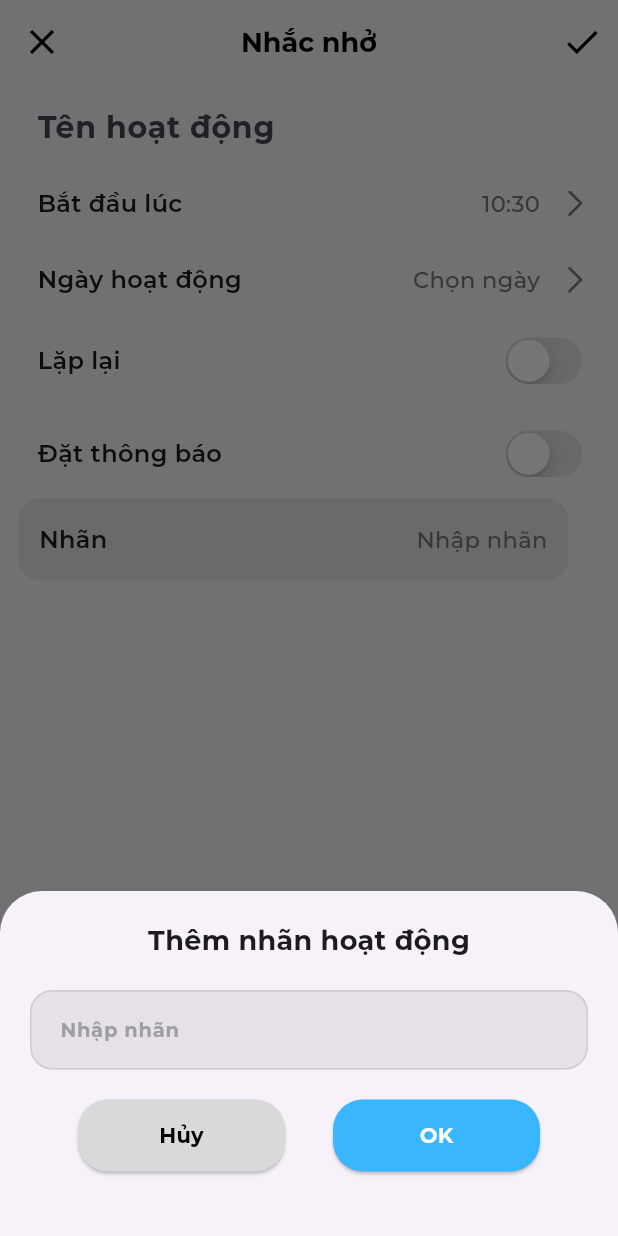
After one commit to anhtu193/careOn, a Flutter app: the AddReminderPage screen opened directly, after a tap on "Nhãn", on a phone screen of 412 x 824 dp. The commit adds this screen. Run offline on Flutter 3.47's test engine with Material 3 defaults, Android fonts, the phone set to English and light mode, and no system bars; our stand-ins replace cloud_firestore, firebase_auth, firebase_core, google_nav_bar, shared_preferences; missing offline and left inert: dart:ffi, dialog_flowtter; accounts and stored records are empty; network calls fail; project files that could hold a hidden picture were left out.

Commit message:
add reminder to firestore

```diff
--- /dev/null
+++ b/lib/components/bottom_sheet_data.dart
@@ -0,0 +1,9 @@
+class BottomSheetData {
+  late void Function(String) updateTextSelectedDays;
+  late void Function(List<bool>) updateSelectedDays;
+
+  BottomSheetData({
+    required this.updateTextSelectedDays,
+    required this.updateSelectedDays,
+  });
+}
--- /dev/null
+++ b/lib/components/description_data.dart
@@ -0,0 +1,7 @@
+class DescriptionData {
+  late void Function(String) updateDescription;
+
+  DescriptionData({
+    required this.updateDescription,
+  });
+}
--- a/lib/components/textfield.dart
+++ b/lib/components/textfield.dart
@@ -17,7 +17,7 @@ class MyTextField extends StatelessWidget {
   Widget build(BuildContext context) {
     return TextField(
       style: TextStyle(
-          fontSize: 13, fontFamily: 'Montserrat', fontWeight: FontWeight.w700),
+          fontSize: 14, fontFamily: 'Montserrat', fontWeight: FontWeight.w700),
       controller: controller,
       obscureText: obscureText,
       keyboardType: inputType,
--- /dev/null
+++ b/lib/models/reminder_model.dart
@@ -0,0 +1,35 @@
+import 'package:flutter/material.dart';
+
+class Reminder {
+  final String reminderId;
+  final String userId;
+  final String title;
+  final String description;
+  final String timeStart;
+  final String reminderOn;
+  final bool onRepeat;
+  final bool needAlarm;
+
+  Reminder(
+      {required this.reminderId,
+      required this.userId,
+      required this.title,
+      required this.description,
+      required this.timeStart,
+      required this.reminderOn,
+      required this.onRepeat,
+      required this.needAlarm});
+
+  Map<String, dynamic> toMap() {
+    return {
+      'reminderId': reminderId,
+      'userId': userId,
+      'title': title,
+      'description': description,
+      'timeStart': timeStart,
+      'reminderOn': reminderOn,
+      'onRepeat': onRepeat,
+      'needAlarm': needAlarm,
+    };
+  }
+}
--- a/lib/pages/add_note_page.dart
+++ b/lib/pages/add_note_page.dart
@@ -126,7 +126,7 @@ class _AddNotePageState extends State<AddNotePage> {
     });
   }
 
-  void _confirmDeleteBudget(BuildContext context) {
+  void _confirmDeleteNote(BuildContext context) {
     showDialog(
       context: context,
       builder: (BuildContext context) {
@@ -185,7 +185,7 @@ class _AddNotePageState extends State<AddNotePage> {
               ? SizedBox()
               : IconButton(
                   onPressed: () {
-                    _confirmDeleteBudget(context);
+                    _confirmDeleteNote(context);
                   },
                   icon: Icon(Icons.delete)),
           IconButton(
--- /dev/null
+++ b/lib/pages/add_reminder_page.dart
@@ -0,0 +1,565 @@
+import 'package:care_on/components/bottom_sheet_data.dart';
+import 'package:care_on/components/description_data.dart';
+import 'package:care_on/components/textfield.dart';
+import 'package:care_on/models/reminder_model.dart';
+import 'package:cloud_firestore/cloud_firestore.dart';
+import 'package:firebase_auth/firebase_auth.dart';
+import 'package:flutter/cupertino.dart';
+import 'package:flutter/material.dart';
+
+class AddReminderPage extends StatefulWidget {
+  Reminder? existedReminder;
+  AddReminderPage({super.key});
+  AddReminderPage.existed(Reminder reminder, {super.key}) {
+    existedReminder = reminder;
+  }
+
+  @override
+  State<AddReminderPage> createState() => _AddReminderPageState();
+}
+
+class _AddReminderPageState extends State<AddReminderPage> {
+  final titleController = TextEditingController();
+  final descriptionController = TextEditingController();
+  TimeOfDay selectedTime = TimeOfDay.now();
+  String time = "";
+  String textSelectedDays = "Chọn ngày";
+  String description = "Nhập nhãn";
+  bool needAlarm = false;
+  bool isSwitched = false;
+  bool repeatSwitched = false;
+  bool onRepeat = false;
+  List<String> daysOfWeekFull = [
+    "Thứ 2",
+    "Thứ 3",
+    "Thứ 4",
+    "Thứ 5",
+    "Thứ 6",
+    "Thứ 7",
+    "Chủ nhật"
+  ];
+  List<String> daysOfWeek = [
+    "Th 2",
+    "Th 3",
+    "Th 4",
+    "Th 5",
+    "Th 6",
+    "Th 7",
+    "CN"
+  ];
+  List<bool> selectedDays = List.filled(7, false);
+
+  void _showBottomSheet(BuildContext context) {
+    BottomSheetData bottomSheetData = BottomSheetData(
+      updateTextSelectedDays: (String newText) {
+        setState(() {
+          textSelectedDays = newText;
+        });
+      },
+      updateSelectedDays: (List<bool> newSelectedDays) {
+        setState(() {
+          selectedDays = newSelectedDays;
+        });
+      },
+    );
+    showModalBottomSheet(
+      context: context,
+      builder: (BuildContext context) {
+        return StatefulBuilder(
+          builder: (context, setState) {
+            return Container(
+              height: MediaQuery.of(context).size.height * 0.6,
+              child: Column(
+                children: [
+                  Expanded(
+                    child: ListView.builder(
+                      itemCount: daysOfWeek.length,
+                      itemBuilder: (context, index) {
+                        return CheckboxListTile(
+                          title: Padding(
+                            padding: EdgeInsets.only(left: 15.0),
+                            child: Text(
+                              daysOfWeekFull[index],
+                              style: TextStyle(fontWeight: FontWeight.w600),
+                            ),
+                          ),
+                          value: selectedDays[index],
+                          onChanged: (bool? value) {
+                            setState(() {
+                              selectedDays[index] = value!;
+                              // Gọi hàm callback để cập nhật trạng thái từ bên ngoài
+                              bottomSheetData.updateSelectedDays(selectedDays);
+                            });
+                          },
+                        );
+                      },
+                    ),
+                  ),
+                  Padding(
+                    padding: const EdgeInsets.only(bottom: 10, top: 10),
+                    child: Row(
+                      mainAxisAlignment: MainAxisAlignment.spaceEvenly,
+                      children: [
+                        ElevatedButton(
+                          style: ElevatedButton.styleFrom(
+                              backgroundColor: Color(0xffD9D9D9),
+                              fixedSize: Size(138, 48),
+                              shape: RoundedRectangleBorder(
+                                  borderRadius: BorderRadius.circular(20))),
+                          onPressed: () {
+                            Navigator.pop(
+                                context); // Đóng bottom sheet khi nhấn Cancel
+                          },
+                          child: Text(
+                            'Hủy',
+                            style: TextStyle(
+                                color: Colors.grey.shade700,
+                                fontWeight: FontWeight.w700),
+                          ),
+                        ),
+                        ElevatedButton(
+                          style: ElevatedButton.styleFrom(
+                              backgroundColor: Color(0xff3AB5FF),
+                              fixedSize: Size(138, 48),
+                              shape: RoundedRectangleBorder(
+                                  borderRadius: BorderRadius.circular(20))),
+                          onPressed: () {
+                            // Xử lý khi nhấn OK
+                            String selectedDaysText = "";
+                            for (int i = 0; i < selectedDays.length; i++) {
+                              if (selectedDays[i]) {
+                                selectedDaysText += daysOfWeek[i] + ", ";
+                              }
+                            }
+                            selectedDaysText = selectedDaysText.isNotEmpty
+                                ? selectedDaysText.substring(
+                                    0, selectedDaysText.length - 2)
+                                : "Chọn ngày";
+
+                            setState(() {
+                              bottomSheetData
+                                  .updateTextSelectedDays(selectedDaysText);
+                            });
+                            Navigator.pop(
+                                context); // Đóng bottom sheet sau khi chọn xong
+                          },
+                          child: Text(
+                            'OK',
+                            style: TextStyle(
+                                color: Colors.white,
+                                fontWeight: FontWeight.w700),
+                          ),
+                        ),
+                      ],
+                    ),
+                  ),
+                ],
+              ),
+            );
+          },
+        );
+      },
+    );
+  }
+
+  void _showLabelBottomSheet(BuildContext context) {
+    DescriptionData descriptionData = DescriptionData(
+      updateDescription: (String newText) {
+        setState(() {
+          description = newText;
+        });
+      },
+    );
+
+    showModalBottomSheet(
+      context: context,
+      builder: (BuildContext context) {
+        return StatefulBuilder(
+          builder: (context, setState) {
+            return SingleChildScrollView(
+              padding: EdgeInsets.only(
+                bottom: MediaQuery.of(context).viewInsets.bottom,
+              ),
+              child: Container(
+                padding: EdgeInsets.all(20),
+                height: 230,
+                child: Column(
+                  crossAxisAlignment: CrossAxisAlignment.start,
+                  children: [
+                    Center(
+                      child: Text(
+                        'Thêm nhãn hoạt động',
+                        style: TextStyle(
+                          fontSize: 18,
+                          fontWeight: FontWeight.bold,
+                        ),
+                      ),
+                    ),
+                    SizedBox(height: 20),
+                    MyTextField(
+                        controller: descriptionController,
+                        hintText: "Nhập nhãn",
+                        obscureText: false,
+                        inputType: TextInputType.text),
+                    SizedBox(height: 20),
+                    Row(
+                      mainAxisAlignment: MainAxisAlignment.spaceEvenly,
+                      children: [
+                        ElevatedButton(
+                          style: ElevatedButton.styleFrom(
+                              backgroundColor: Color(0xffD9D9D9),
+                              fixedSize: Size(138, 48),
+                              shape: RoundedRectangleBorder(
+                                  borderRadius: BorderRadius.circular(20))),
+                          onPressed: () {
+                            Navigator.pop(
+                                context); // Đóng bottom sheet khi nhấn Cancel
+                          },
+                          child: Text(
+                            'Hủy',
+                            style: TextStyle(
+                                color: Colors.black,
+                                fontWeight: FontWeight.w700),
+                          ),
+                        ),
+                        ElevatedButton(
+                          style: ElevatedButton.styleFrom(
+                              backgroundColor: Color(0xff3AB5FF),
+                              fixedSize: Size(138, 48),
+                              shape: RoundedRectangleBorder(
+                                  borderRadius: BorderRadius.circular(20))),
+                          onPressed: () {
+                            setState(() {
+                              descriptionData.updateDescription(
+                                  descriptionController.text.isEmpty
+                                      ? "Nhập nhãn"
+                                      : descriptionController.text);
+                            });
+                            Navigator.pop(
+                                context); // Đóng bottom sheet khi nhấn OK
+                          },
+                          child: Text(
+                            'OK',
+                            style: TextStyle(
+                                color: Colors.white,
+                                fontWeight: FontWeight.w700),
+                          ),
+                        ),
+                      ],
+                    ),
+                  ],
+                ),
+              ),
+            );
+          },
+        );
+      },
+    );
+  }
+
+  @override
+  void initState() {
+    // TODO: implement initState
+    super.initState();
+    selectedTime = TimeOfDay.now();
+    time =
+        "${selectedTime.hour.toString().padLeft(2, '0')}:${selectedTime.minute.toString().padLeft(2, '0')}";
+  }
+
+  void updateReminderToFirestore() {
+    if (titleController.value.text.isEmpty) {
+      ScaffoldMessenger.of(context).showSnackBar(
+        SnackBar(
+          content: Text(
+            'Vui lòng nhập tên hoạt động nhắc nhở!',
+            style: TextStyle(
+                fontFamily: 'Montserrat',
+                fontWeight: FontWeight.w500,
+                fontSize: 16),
+          ),
+          duration: Duration(seconds: 2), // Thời gian hiển thị SnackBar
+        ),
+      );
+    } else {
+      if (textSelectedDays == "Chọn ngày") {
+        SnackBar(
+          content: Text(
+            'Vui lòng chọn ngày hoạt động!',
+            style: TextStyle(
+                fontFamily: 'Montserrat',
+                fontWeight: FontWeight.w500,
+                fontSize: 16),
+          ),
+          duration: Duration(seconds: 2), // Thời gian hiển thị SnackBar
+        );
+      } else {
+        String userId = FirebaseAuth.instance.currentUser!.uid;
+        String? reminderId;
+        if (widget.existedReminder == null) {
+          reminderId = FirebaseFirestore.instance.collection('notes').doc().id;
+        } else {
+          reminderId = widget.existedReminder!.reminderId;
+        }
+
+        Reminder newReminder = Reminder(
+            title: titleController.text,
+            description: description == "Nhập nhãn" ? "" : description,
+            needAlarm: needAlarm,
+            onRepeat: onRepeat,
+            reminderId: reminderId,
+            reminderOn: textSelectedDays,
+            timeStart: time,
+            userId: userId);
+
+        FirebaseFirestore.instance
+            .collection('reminders')
+            .doc(reminderId)
+            .set(newReminder.toMap())
+            .then((value) {
+          print("Nhắc nhở đã được cập nhật với ID: $reminderId");
+          Navigator.pop(context);
+        }).catchError((error) {
+          print("Lỗi khi cập nhật nhắc nhở: $error");
+        });
+        Navigator.pop(context);
+      }
+    }
+  }
+
+  @override
+  Widget build(BuildContext context) {
+    return SafeArea(
+        child: Scaffold(
+      backgroundColor: Color(0xffF4F6FB),
+      appBar: AppBar(
+        elevation: 0,
+        centerTitle: true,
+        backgroundColor: Color(0xffF4F6FB),
+        title: Text(
+          "Nhắc nhở",
+          style: TextStyle(
+              fontSize: 18, fontWeight: FontWeight.bold, color: Colors.black),
+        ),
+        iconTheme: IconThemeData(size: 28, color: Colors.black),
+        leading: IconButton(
+          onPressed: () {
+            Navigator.pop(context);
+          },
+          icon: Icon(Icons.close),
+        ),
+        actions: [
+          widget.existedReminder == null
+              ? SizedBox()
+              : IconButton(
+                  onPressed: () {
+                    // _confirmDeleteBudget(context);
+                  },
+                  icon: Icon(Icons.delete)),
+          IconButton(
+              onPressed: () {
+                updateReminderToFirestore();
+              },
+              icon: Icon(Icons.check))
+        ],
+      ),
+      body: Column(
+        crossAxisAlignment: CrossAxisAlignment.start,
+        children: [
+          Padding(
+            padding: const EdgeInsets.only(top: 5, left: 25),
+            child: TextField(
+              maxLines: null,
+              controller: titleController,
+              style: TextStyle(fontSize: 20, fontWeight: FontWeight.w700),
+              decoration: InputDecoration(
+                  border: InputBorder.none, hintText: "Tên hoạt động"),
+            ),
+          ),
+          Padding(
+            padding: const EdgeInsets.only(top: 15, left: 25),
+            child: Row(
+              children: [
+                Text(
+                  "Bắt đầu lúc",
+                  style: TextStyle(fontSize: 16, fontWeight: FontWeight.w600),
+                ),
+                Spacer(),
+                GestureDetector(
+                  onTap: () async {
+                    final TimeOfDay? timeOfDay = await showTimePicker(
+                        context: context,
+                        initialTime: selectedTime,
+                        initialEntryMode: TimePickerEntryMode.dial);
+                    if (timeOfDay != null) {
+                      setState(() {
+                        selectedTime = timeOfDay;
+                        time =
+                            "${selectedTime.hour.toString().padLeft(2, '0')}:${selectedTime.minute.toString().padLeft(2, '0')}";
+                      });
+                    }
+                  },
+                  child: Row(
+                    children: [
+                      Padding(
+                        padding: const EdgeInsets.only(right: 15),
+                        child: Text(
+                          time,
+                          style: TextStyle(
+                              fontSize: 15,
+                              fontWeight: FontWeight.w500,
+                              color: Color(0xff777777)),
+                        ),
+                      ),
+                      Padding(
+                        padding: const EdgeInsets.only(right: 20),
+                        child: SizedBox(
+                          height: 17,
+                          width: 17,
+                          child: Image.asset("lib/images/goto.png"),
+                        ),
+                      ),
+                    ],
+                  ),
+                )
+              ],
+            ),
+          ),
+          Padding(
+            padding: const EdgeInsets.only(top: 28, left: 25),
+            child: Row(
+              children: [
+                Text(
+                  "Ngày hoạt động",
+                  style: TextStyle(fontSize: 16, fontWeight: FontWeight.w600),
+                ),
+                Spacer(),
+                GestureDetector(
+                  onTap: () {
+                    // show bottom sheet chọn ngày
+                    _showBottomSheet(context);
+                  },
+                  child: Row(
+                    children: [
+                      Padding(
+                        padding: const EdgeInsets.only(right: 15),
+                        child: ConstrainedBox(
+                          constraints: BoxConstraints(maxWidth: 155),
+                          child: Text(
+                            textSelectedDays,
+                            maxLines: 2,
+                            overflow: TextOverflow.ellipsis,
+                            style: TextStyle(
+                                fontSize: 15,
+                                fontWeight: FontWeight.w500,
+                                color: Color(0xff777777)),
+                          ),
+                        ),
+                      ),
+                      Padding(
+                        padding: const EdgeInsets.only(right: 20),
+                        child: SizedBox(
+                          height: 17,
+                          width: 17,
+                          child: Image.asset("lib/images/goto.png"),
+                        ),
+                      ),
+                    ],
+                  ),
+                ),
+              ],
+            ),
+          ),
+          Padding(
+            padding: const EdgeInsets.only(top: 23, left: 25),
+            child: Row(
+              children: [
+                Text(
+                  "Lặp lại",
+                  style: TextStyle(fontSize: 16, fontWeight: FontWeight.w600),
+                ),
+                Spacer(),
+                Padding(
+                  padding: const EdgeInsets.only(right: 20),
+                  child: CupertinoSwitch(
+                      activeColor: Color(0xff3AB5FF),
+                      value: repeatSwitched,
+                      onChanged: (bool value) {
+                        setState(() {
+                          repeatSwitched = value;
+                          onRepeat = value;
+                        });
+                      }),
+                )
+              ],
+            ),
+          ),
+          Padding(
+            padding: const EdgeInsets.only(top: 23, left: 25),
+            child: Row(
+              children: [
+                Text(
+                  "Đặt thông báo",
+                  style: TextStyle(fontSize: 16, fontWeight: FontWeight.w600),
+                ),
+                Spacer(),
+                Padding(
+                  padding: const EdgeInsets.only(right: 20),
+                  child: CupertinoSwitch(
+                      activeColor: Color(0xff3AB5FF),
+                      value: isSwitched,
+                      onChanged: (bool value) {
+                        setState(() {
+                          isSwitched = value;
+                          needAlarm = value;
+                        });
+                      }),
+                )
+              ],
+            ),
+          ),
+          GestureDetector(
+            onTap: () {
+              _showLabelBottomSheet(context);
+            },
+            child: Padding(
+              padding: const EdgeInsets.only(left: 12, top: 10),
+              child: Container(
+                width: 367,
+                height: 55,
+                decoration: BoxDecoration(
+                    borderRadius: BorderRadius.circular(15),
+                    color: Color(0x7fd9d9d9)),
+                child: Row(
+                  mainAxisAlignment: MainAxisAlignment.spaceBetween,
+                  children: [
+                    Padding(
+                      padding: const EdgeInsets.only(left: 14),
+                      child: Text("Nhãn",
+                          style: TextStyle(
+                              fontSize: 16, fontWeight: FontWeight.w600)),
+                    ),
+                    Padding(
+                      padding: const EdgeInsets.only(right: 14),
+                      child: ConstrainedBox(
+                        constraints: BoxConstraints(maxWidth: 150),
+                        child: Text(
+                          description,
+                          style: TextStyle(
+                              fontSize: 15,
+                              fontWeight: FontWeight.w500,
+                              color: Color(0xff777777)),
+                          maxLines: 2,
+                          overflow: TextOverflow.ellipsis,
+                        ),
+                      ),
+                    )
+                  ],
+                ),
+              ),
+            ),
+          )
+        ],
+      ),
+    ));
+  }
+}
```
Also changed, not shown: lib/pages/home_page.dart (+8 -1 lines), lib/pages/reminder_page.dart (added, +59 -0 lines), lib/images/goto.png (added).
